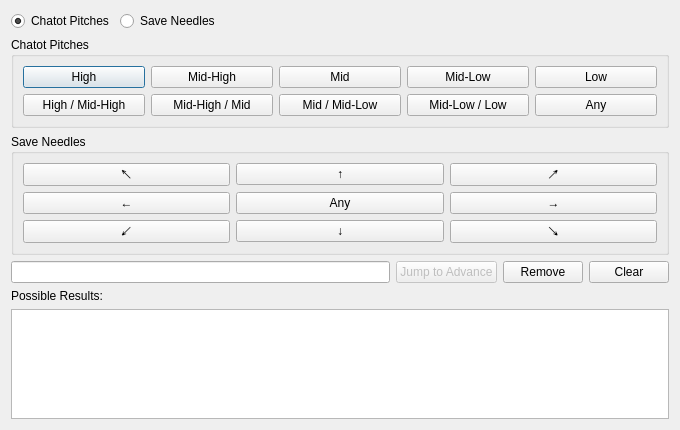
Before: the Qt Designer form Form/Util/AdvanceFinder.ui in Admiral-Fish/PokeFinder, drawn with Qt 5.
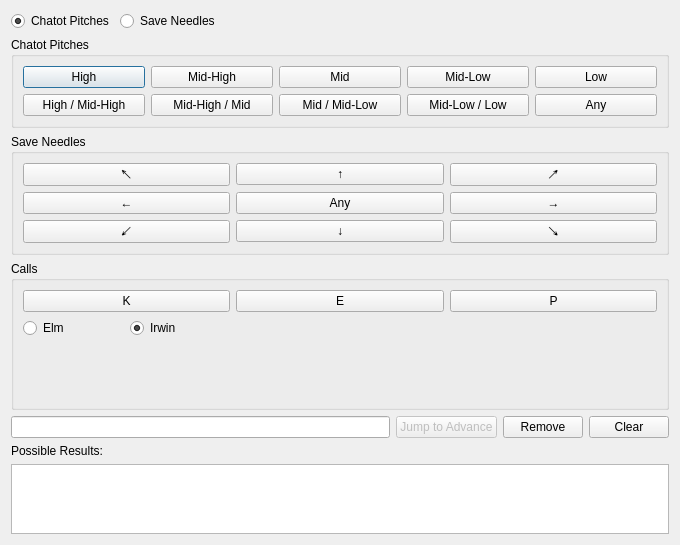
After: the same form once the commit is applied.

The edit to the form file:
```diff
--- a/Form/Util/AdvanceFinder.ui
+++ b/Form/Util/AdvanceFinder.ui
@@ -213,6 +213,80 @@
      </layout>
     </widget>
    </item>
+   <item>
+    <widget class="QGroupBox" name="groupBoxCall">
+     <property name="title">
+      <string>Calls</string>
+     </property>
+     <layout class="QGridLayout" name="gridLayoutCall">
+      <item row="0" column="0" colspan="2">
+       <widget class="QPushButton" name="pushButtonCallK">
+        <property name="text">
+         <string notr="true">K</string>
+        </property>
+       </widget>
+      </item>
+      <item row="0" column="2" colspan="2">
+       <widget class="QPushButton" name="pushButtonCallE">
+        <property name="text">
+         <string notr="true">E</string>
+        </property>
+       </widget>
+      </item>
+      <item row="0" column="4" colspan="2">
+       <widget class="QPushButton" name="pushButtonCallP">
+        <property name="text">
+         <string notr="true">P</string>
+        </property>
+       </widget>
+      </item>
+      <item row="1" column="0">
+       <widget class="QRadioButton" name="radioButtonElm">
+        <property name="text">
+         <string>Elm</string>
+        </property>
+        <attribute name="buttonGroup">
+         <string notr="true">buttonGroupCallType</string>
+        </attribute>
+       </widget>
+      </item>
+      <item row="1" column="1">
+       <widget class="QRadioButton" name="radioButtonIrwin">
+        <property name="text">
+         <string>Irwin</string>
+        </property>
+        <property name="checked">
+         <bool>true</bool>
+        </property>
+        <attribute name="buttonGroup">
+         <string notr="true">buttonGroupCallType</string>
+        </attribute>
+       </widget>
+      </item>
+      <item row="2" column="0" colspan="6">
+       <widget class="QLabel" name="labelKResponse">
+        <property name="wordWrap">
+         <bool>true</bool>
+        </property>
+       </widget>
+      </item>
+      <item row="3" column="0" colspan="6">
+       <widget class="QLabel" name="labelEResponse">
+        <property name="wordWrap">
+         <bool>true</bool>
+        </property>
+       </widget>
+      </item>
+      <item row="4" column="0" colspan="6">
+       <widget class="QLabel" name="labelPResponse">
+        <property name="wordWrap">
+         <bool>true</bool>
+        </property>
+       </widget>
+      </item>
+     </layout>
+    </widget>
+   </item>
    <item>
     <layout class="QHBoxLayout" name="horizontalLayoutInput">
      <item>
```
Left out of the diff: 3 changed lines with no effect on the pictures.
